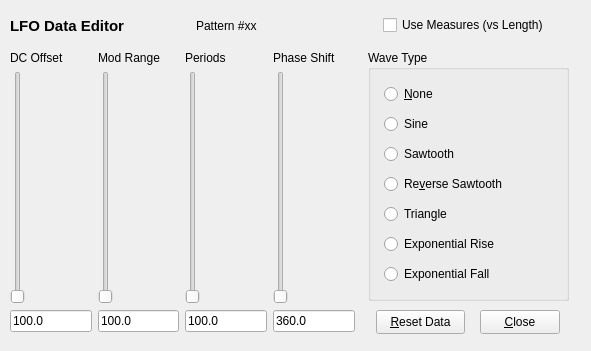
Before: the Qt Designer form seq_qt5/forms/qlfoframe.ui in ahlstromcj/seq66, drawn with Qt 5.
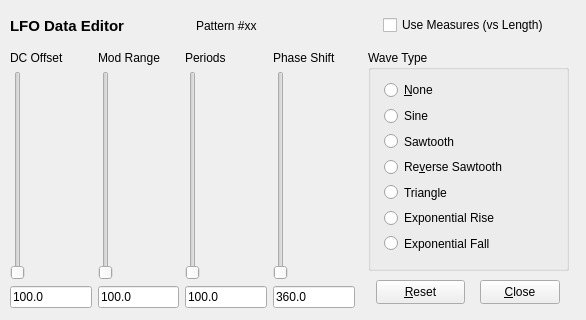
After: the same form once the commit is applied.

Diff of the .ui file:
```diff
--- a/seq_qt5/forms/qlfoframe.ui
+++ b/seq_qt5/forms/qlfoframe.ui
@@ -6,8 +6,8 @@
    <rect>
     <x>0</x>
     <y>0</y>
-    <width>591</width>
-    <height>351</height>
+    <width>586</width>
+    <height>320</height>
    </rect>
   </property>
   <property name="windowTitle">
@@ -57,7 +57,7 @@
    <property name="geometry">
     <rect>
      <x>480</x>
-     <y>310</y>
+     <y>280</y>
      <width>80</width>
      <height>24</height>
     </rect>
@@ -72,7 +72,7 @@
      <x>368</x>
      <y>50</y>
      <width>201</width>
-     <height>251</height>
+     <height>221</height>
     </rect>
    </property>
    <property name="title">
@@ -84,7 +84,7 @@
       <x>16</x>
       <y>30</y>
       <width>173</width>
-      <height>211</height>
+      <height>173</height>
      </rect>
     </property>
     <layout class="QVBoxLayout" name="m_wave_layout">
@@ -150,13 +150,13 @@
    <property name="geometry">
     <rect>
      <x>376</x>
-     <y>310</y>
+     <y>280</y>
      <width>89</width>
      <height>24</height>
     </rect>
    </property>
    <property name="text">
-    <string>&amp;Reset Data</string>
+    <string>&amp;Reset</string>
    </property>
   </widget>
   <widget class="QWidget" name="layoutWidget">
@@ -165,7 +165,7 @@
      <x>10</x>
      <y>51</y>
      <width>345</width>
-     <height>281</height>
+     <height>257</height>
     </rect>
    </property>
    <layout class="QGridLayout" name="sliderGridLayout">
```
